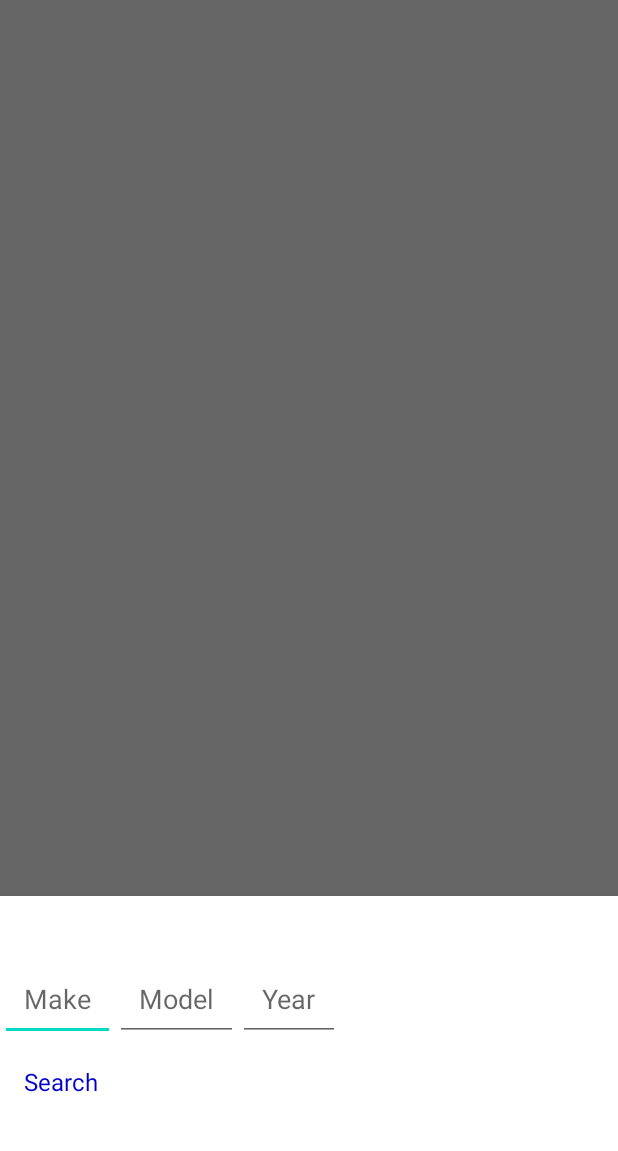
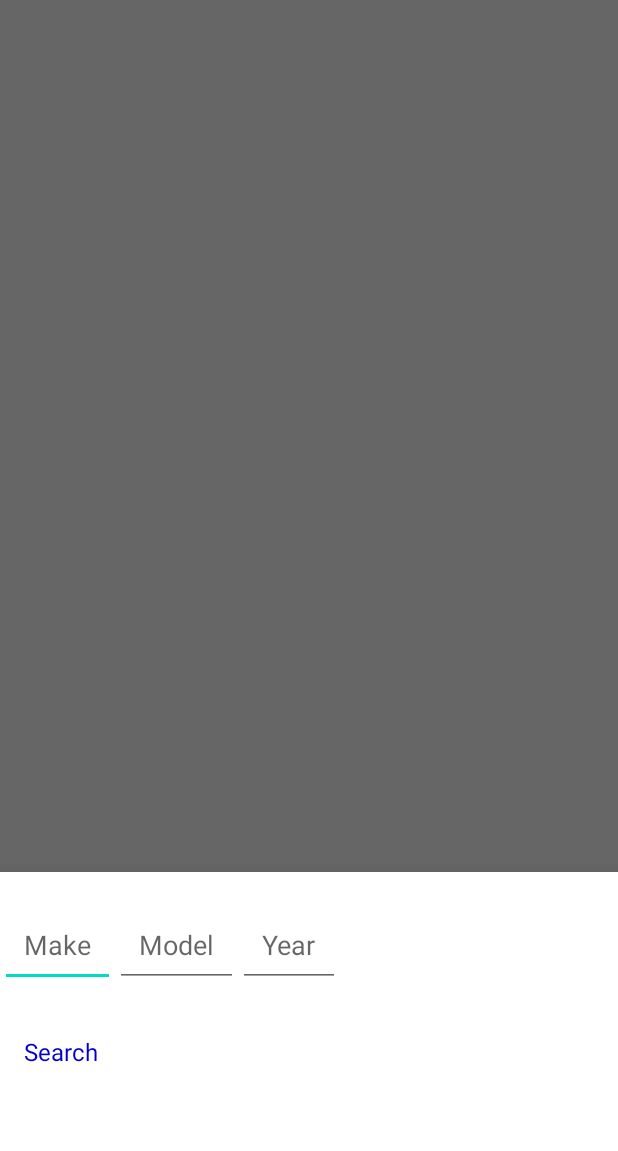
Before and after one commit to danieljonker/MotorsApp, an Android app: the screen it shows after launch (SearchActivity), after a tap on "Search", on a phone screen of 412 x 824 dp, the part 84-1235 px from its top. Run offline under Robolectric (Android 15) with nearby library versions, the phone set to English and light mode, and no system bars; our stand-ins replace Dagger/Hilt's generated code.

Commit message:
Tidy up the xml dimens

```diff
--- a/app/src/main/res/layout/activity_search.xml
+++ b/app/src/main/res/layout/activity_search.xml
@@ -47,9 +47,9 @@
         app:layout_constraintStart_toStartOf="parent"
         app:layout_constraintEnd_toEndOf="parent"
         app:layout_constraintBottom_toBottomOf="parent"
-        android:paddingVertical="@dimen/search_button_padding"
+        android:paddingVertical="@dimen/search_screen_button_padding"
         android:text="@string/search"
-        android:textSize="@dimen/search_button_font"
+        android:textSize="@dimen/search_screen_button_font"
         android:gravity="center"
         android:textColor="#FFFFFF"
         android:background="?colorPrimary"
--- a/app/src/main/res/layout/bottom_sheet_search.xml
+++ b/app/src/main/res/layout/bottom_sheet_search.xml
@@ -4,8 +4,8 @@
     android:layout_width="match_parent"
     android:layout_height="match_parent"
     android:background="@color/white"
-    android:paddingBottom="20dp"
-    android:paddingTop="40dp"
+    android:paddingBottom="@dimen/search_sheet_padding_top"
+    android:paddingTop="@dimen/search_sheet_padding_bottom"
     >
 
     <EditText
@@ -13,10 +13,9 @@
         android:layout_width="wrap_content"
         android:layout_height="wrap_content"
         android:hint="@string/make"
-        android:padding="16dp"
+        android:padding="@dimen/search_sheet_item_padding"
         app:layout_constraintTop_toTopOf="parent"
         app:layout_constraintStart_toStartOf="parent"
-        android:layout_marginBottom="@dimen/search_item_space"
         />
 
     <EditText
@@ -24,10 +23,9 @@
         android:layout_width="wrap_content"
         android:layout_height="wrap_content"
         android:hint="@string/model"
-        android:padding="16dp"
+        android:padding="@dimen/search_sheet_item_padding"
         app:layout_constraintTop_toTopOf="parent"
         app:layout_constraintStart_toEndOf="@+id/make"
-        android:layout_marginBottom="@dimen/search_item_space"
         />
 
     <EditText
@@ -35,19 +33,19 @@
         android:layout_width="wrap_content"
         android:layout_height="wrap_content"
         android:hint="@string/year"
-        android:padding="16dp"
+        android:padding="@dimen/search_sheet_item_padding"
         app:layout_constraintTop_toTopOf="parent"
         app:layout_constraintStart_toEndOf="@+id/model"
-        android:layout_marginBottom="@dimen/search_item_space"
         />
 
     <TextView
         android:id="@+id/submit_button"
         android:layout_width="wrap_content"
         android:layout_height="wrap_content"
-        android:textSize="@dimen/submit_button_font_size"
+        android:textSize="@dimen/search_sheet_search_button_font"
         android:text="@string/search"
-        android:padding="16dp"
+        android:layout_marginTop="@dimen/search_sheet_search_button_margin_top"
+        android:padding="@dimen/search_sheet_item_padding"
         android:textColor="@color/link_button"
         app:layout_constraintStart_toStartOf="parent"
         app:layout_constraintTop_toBottomOf="@id/year"
--- a/app/src/main/res/values/dimens.xml
+++ b/app/src/main/res/values/dimens.xml
@@ -1,9 +1,22 @@
 <?xml version="1.0" encoding="utf-8"?>
 <resources>
-    <dimen name="search_screen_padding">16dp</dimen>
-    <dimen name="search_item_space">16dp</dimen>
-    <dimen name="submit_button_font_size">16sp</dimen>
     <dimen name="toolbar_height">56dp</dimen>
-    <dimen name="search_button_font">20sp</dimen>
-    <dimen name="search_button_padding">16dp</dimen>
+    <dimen name="search_screen_button_font">20sp</dimen>
+    <dimen name="search_screen_button_padding">16dp</dimen>
+
+    <!-- Bottom Sheet -->
+    <dimen name="search_sheet_search_button_font">16sp</dimen>
+    <dimen name="search_sheet_item_padding">16dp</dimen>
+    <dimen name="search_sheet_search_button_margin_top">16dp</dimen>
+    <dimen name="search_sheet_padding_top">40dp</dimen>
+    <dimen name="search_sheet_padding_bottom">20dp</dimen>
+
+    <!-- Search Result Item -->
+    <dimen name="search_result_item_margin">16sp</dimen>
+    <dimen name="search_result_item_padding">16sp</dimen>
+    <dimen name="search_result_item_title_font">24sp</dimen>
+    <dimen name="search_result_item_price_font">22sp</dimen>
+    <dimen name="search_result_item_info_font">18sp</dimen>
+    <dimen name="search_result_item_vertical_gap">8dp</dimen>
+
 </resources>
```
Also changed, not shown: app/src/main/res/layout/item_search_result.xml (+9 -9 lines), 1 other file.
